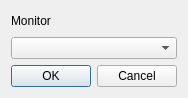
First picture: the form in dialogmonitors.ui, repository jlamk/qbmon, before the edit.
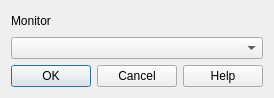
Second picture: the form after the edit.

Diff of the .ui file:
```diff
--- a/dialogmonitors.ui
+++ b/dialogmonitors.ui
@@ -6,7 +6,7 @@
    <rect>
     <x>0</x>
     <y>0</y>
-    <width>184</width>
+    <width>270</width>
     <height>98</height>
    </rect>
   </property>
@@ -14,23 +14,23 @@
    <string>Dialog</string>
   </property>
   <layout class="QGridLayout" name="gridLayout">
-   <item row="1" column="0">
+   <item row="0" column="0">
+    <widget class="QLabel" name="label">
+     <property name="text">
+      <string>Monitor</string>
+     </property>
+    </widget>
+   </item>
+   <item row="1" column="0" colspan="2">
     <widget class="QComboBox" name="comboBox"/>
    </item>
-   <item row="2" column="0">
+   <item row="2" column="0" colspan="2">
     <widget class="QDialogButtonBox" name="buttonBox">
      <property name="orientation">
       <enum>Qt::Horizontal</enum>
      </property>
      <property name="standardButtons">
-      <set>QDialogButtonBox::Cancel|QDialogButtonBox::Ok</set>
-     </property>
-    </widget>
-   </item>
-   <item row="0" column="0">
-    <widget class="QLabel" name="label">
-     <property name="text">
-      <string>Monitor</string>
+      <set>QDialogButtonBox::Cancel|QDialogButtonBox::Help|QDialogButtonBox::Ok</set>
      </property>
     </widget>
    </item>
```
